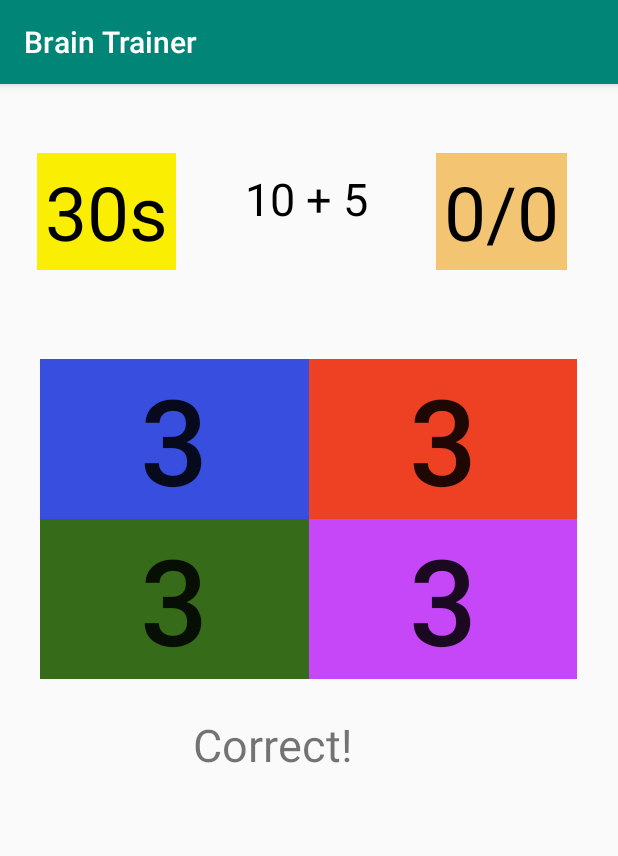
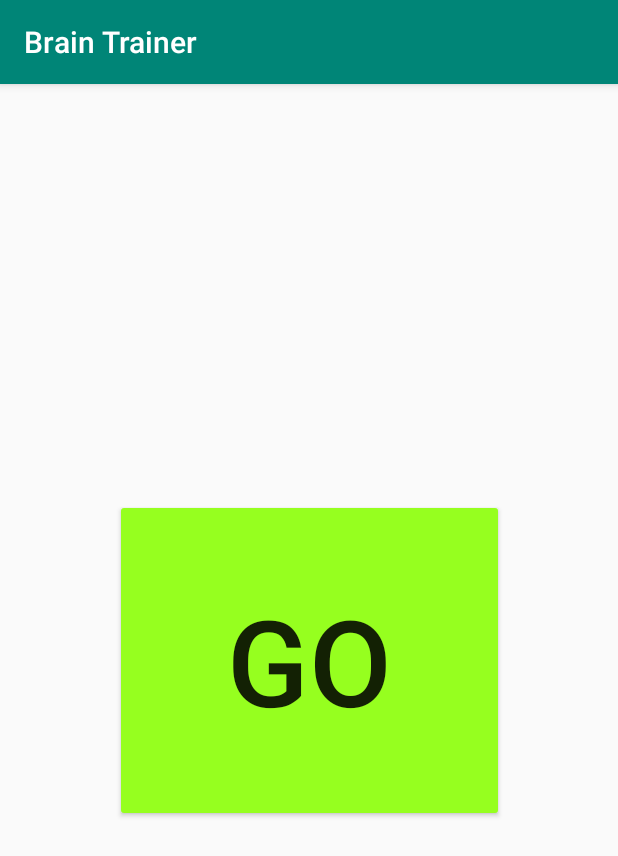
Before and after one commit to aliarslanansari/AndroidProjects, an Android app: the screen it shows after launch (MainActivity), on a phone screen of 412 x 824 dp. Shown: the top 856 px of the screen. Run offline under Robolectric (Android 15) with nearby library versions, the light colour scheme and no system bars.

Commit message:
first commit

```diff
--- a/BrainTrainer/app/src/main/java/com/ali/braintrainer/MainActivity.java
+++ b/BrainTrainer/app/src/main/java/com/ali/braintrainer/MainActivity.java
@@ -1,20 +1,101 @@
 package com.ali.braintrainer;
 
 import androidx.appcompat.app.AppCompatActivity;
+import androidx.constraintlayout.widget.ConstraintLayout;
 
 import android.os.Bundle;
+import android.os.CountDownTimer;
 import android.view.View;
 import android.widget.Button;
+import android.widget.GridLayout;
 import android.widget.TextView;
-
+import java.util.ArrayList;
 import java.util.Random;
 
 public class MainActivity extends AppCompatActivity {
 
     Button startButton;
+    CountDownTimer countDownTimer;
+    TextView sumTextView;
+    TextView resultTextView;
+    TextView timerTextView;
+    TextView scoreTextView;
+    Button button1;
+    Button button2;
+    Button button3;
+    Button button4;
+    Button playAgain;
+    GridLayout gridLayout;
+    ConstraintLayout constraintLayout;
+    int score=0;
+    int noOfQues=0;
+    int locationOfCorrectAns;
+    ArrayList<Integer> answers = new ArrayList<Integer>();
 
     public void start(View view){
+        playAgain(findViewById(R.id.playAgainButton));
         startButton.setVisibility(View.INVISIBLE);
+        constraintLayout.setVisibility(ConstraintLayout.VISIBLE);
+    }
+    public void chooseAnswer(View view){
+        int tag= Integer.parseInt(view.getTag().toString());
+        if(locationOfCorrectAns==tag){
+            resultTextView.setText("Correct");
+            score++;
+        }else{
+            resultTextView.setText("Wrong");
+        }
+        answers.clear();
+        noOfQues++;
+        scoreTextView.setText(Integer.toString(score)+"/"+Integer.toString(noOfQues));
+        generateQuestions();
+    }
+    public void generateQuestions(){
+        Random ranNum = new Random();
+        int a = ranNum.nextInt(21);
+        int b = ranNum.nextInt(21);
+
+        sumTextView.setText(Integer.toString(a)+" + "+Integer.toString(b));
+        locationOfCorrectAns = ranNum.nextInt(4);
+
+        for(int i=0; i<4; i++){
+            if(i == locationOfCorrectAns){
+                answers.add(a+b);
+            }
+            else{
+                int incorrectAns = ranNum.nextInt(41);
+                while (incorrectAns== a + b ){
+                    incorrectAns = ranNum.nextInt(41);
+                }
+                answers.add(incorrectAns);
+            }
+        }
+        button1.setText(Integer.toString(answers.get(0)));
+        button2.setText(Integer.toString(answers.get(1)));
+        button3.setText(Integer.toString(answers.get(2)));
+        button4.setText(Integer.toString(answers.get(3)));
+    }
+    public void playAgain(View view){
+        generateQuestions();
+        gridLayout.setVisibility(View.VISIBLE);
+        scoreTextView.setText("0/0");
+        score=0;
+        noOfQues=0;
+        resultTextView.setText("");
+        timerTextView.setText("30s");
+        new CountDownTimer(30000, 1000) {
+            @Override
+            public void onTick(long millisUntilFinished) {
+                timerTextView.setText(String.valueOf(millisUntilFinished/1000)+"s");
+            }
+            @Override
+            public void onFinish() {
+                resultTextView.setText("Score: "+String.valueOf(score)+"/"+String.valueOf(noOfQues));
+                playAgain.setVisibility(View.VISIBLE);
+                gridLayout.setEnabled(false);
+                this.cancel();
+            }
+        }.start();
     }
 
     @Override
@@ -22,10 +103,17 @@ public class MainActivity extends AppCompatActivity {
         super.onCreate(savedInstanceState);
         setContentView(R.layout.activity_main);
         startButton= findViewById(R.id.startButton);
-        TextView sumTextView = findViewById(R.id.sumTextView);
-        Random ranNum = new Random();
-        int a = ranNum.nextInt(21);
-        int b = ranNum.nextInt(21);
-        sumTextView.setText(Integer.toString(a)+" + "+Integer.toString(b));
+        playAgain = findViewById(R.id.playAgainButton);
+        sumTextView = findViewById(R.id.sumTextView);
+        resultTextView = findViewById(R.id.resultTextView);
+        scoreTextView = findViewById(R.id.scoreTextView);
+        timerTextView = findViewById(R.id.timerTextView);
+        button1 = findViewById(R.id.button1);
+        button2 = findViewById(R.id.button2);
+        button3 = findViewById(R.id.button3);
+        button4 = findViewById(R.id.button4);
+        playAgain.setVisibility(View.INVISIBLE);
+        constraintLayout = findViewById(R.id.constraintLayout);
+        gridLayout = findViewById(R.id.gridLayout);
     }
 }
--- a/BrainTrainer/app/src/main/res/layout/activity_main.xml
+++ b/BrainTrainer/app/src/main/res/layout/activity_main.xml
@@ -16,70 +16,30 @@
         android:padding="20dp"
         android:text="GO"
         android:textSize="80sp"
-        android:visibility="invisible"
+        android:visibility="visible"
         app:layout_constraintBottom_toBottomOf="parent"
         app:layout_constraintEnd_toEndOf="parent"
         app:layout_constraintStart_toStartOf="parent"
         app:layout_constraintTop_toTopOf="parent" />
 
-    <TextView
-        android:id="@+id/timerTextView"
-        android:layout_width="wrap_content"
-        android:layout_height="wrap_content"
-        android:background="#FAEE02"
-        android:padding="5dp"
-        android:text="30s"
-        android:textColor="#000000"
-        android:textSize="50sp"
-        app:layout_constraintBottom_toBottomOf="parent"
-        app:layout_constraintEnd_toEndOf="parent"
-        app:layout_constraintHorizontal_bias="0.078"
-        app:layout_constraintStart_toStartOf="parent"
-        app:layout_constraintTop_toTopOf="parent"
-        app:layout_constraintVertical_bias="0.067" />
-
-    <TextView
-        android:id="@+id/scoreTextView"
-        android:layout_width="wrap_content"
-        android:layout_height="wrap_content"
-        android:background="#F3C472"
-        android:padding="5dp"
-        android:text="0/0"
-        android:textColor="#000000"
-        android:textSize="50sp"
-        app:layout_constraintBottom_toBottomOf="parent"
-        app:layout_constraintEnd_toEndOf="parent"
-        app:layout_constraintHorizontal_bias="0.895"
-        app:layout_constraintStart_toStartOf="parent"
-        app:layout_constraintTop_toTopOf="parent"
-        app:layout_constraintVertical_bias="0.067" />
-
-    <TextView
-        android:id="@+id/sumTextView"
-        android:layout_width="wrap_content"
-        android:layout_height="wrap_content"
-        android:padding="10dp"
-        android:text="31 + 12"
-        android:textColor="#000000"
-        android:textSize="30sp"
-
-        app:layout_constraintBottom_toBottomOf="parent"
-        app:layout_constraintEnd_toStartOf="@+id/scoreTextView"
-        app:layout_constraintStart_toEndOf="@+id/timerTextView"
-        app:layout_constraintTop_toTopOf="parent"
-        app:layout_constraintVertical_bias="0.065" />
+    <androidx.constraintlayout.widget.ConstraintLayout
+        android:id="@+id/constraintLayout"
+        android:layout_width="match_parent"
+        android:layout_height="match_parent"
+        android:visibility="invisible"
+        tools:layout_editor_absoluteX="-205dp"
+        tools:layout_editor_absoluteY="16dp">
 
         <GridLayout
-        android:layout_width="358dp"
-        android:layout_height="wrap_content"
+            android:id="@+id/gridLayout"
+            android:layout_width="349dp"
+            android:layout_height="253dp"
             android:columnCount="2"
             android:rowCount="2"
             app:layout_constraintBottom_toBottomOf="parent"
             app:layout_constraintEnd_toEndOf="parent"
-        app:layout_constraintHorizontal_bias="0.49"
             app:layout_constraintStart_toStartOf="parent"
             app:layout_constraintTop_toTopOf="parent"
-        app:layout_constraintVertical_bias="0.33"
             tools:ignore="MissingConstraints">
 
             <Button
@@ -153,6 +113,69 @@
             app:layout_constraintEnd_toEndOf="parent"
             app:layout_constraintStart_toStartOf="parent"
             app:layout_constraintTop_toTopOf="parent"
-        app:layout_constraintVertical_bias="0.581" />
+            app:layout_constraintVertical_bias="0.755" />
+
+        <TextView
+            android:id="@+id/timerTextView"
+            android:layout_width="wrap_content"
+            android:layout_height="wrap_content"
+            android:background="#FAEE02"
+            android:padding="5dp"
+            android:text="30s"
+            android:textColor="#000000"
+            android:textSize="50sp"
+            app:layout_constraintBottom_toBottomOf="parent"
+            app:layout_constraintEnd_toStartOf="@+id/scoreTextView"
+            app:layout_constraintHorizontal_bias="0.324"
+            app:layout_constraintStart_toStartOf="parent"
+            app:layout_constraintTop_toTopOf="parent"
+            app:layout_constraintVertical_bias="0.067" />
+
+        <TextView
+            android:id="@+id/scoreTextView"
+            android:layout_width="wrap_content"
+            android:layout_height="wrap_content"
+            android:background="#F3C472"
+            android:padding="5dp"
+            android:text="0/0"
+            android:textColor="#000000"
+            android:textSize="50sp"
+            app:layout_constraintBottom_toBottomOf="parent"
+            app:layout_constraintEnd_toEndOf="parent"
+            app:layout_constraintHorizontal_bias="0.861"
+            app:layout_constraintStart_toStartOf="parent"
+            app:layout_constraintTop_toTopOf="parent"
+            app:layout_constraintVertical_bias="0.067" />
+
+        <TextView
+            android:id="@+id/sumTextView"
+            android:layout_width="147dp"
+            android:layout_height="61dp"
+            android:padding="10dp"
+            android:text="31 + 12"
+            android:textColor="#000000"
+
+            android:textSize="30sp"
+            app:layout_constraintBottom_toBottomOf="parent"
+            app:layout_constraintEnd_toEndOf="parent"
+            app:layout_constraintHorizontal_bias="0.515"
+            app:layout_constraintStart_toStartOf="parent"
+            app:layout_constraintTop_toTopOf="parent"
+            app:layout_constraintVertical_bias="0.2" />
+
+        <Button
+            android:id="@+id/playAgainButton"
+            android:layout_width="wrap_content"
+            android:layout_height="wrap_content"
+            android:layout_marginTop="28dp"
+            android:onClick="playAgain"
+            android:text="Play Again"
+            app:layout_constraintBottom_toBottomOf="parent"
+            app:layout_constraintEnd_toEndOf="parent"
+            app:layout_constraintHorizontal_bias="0.498"
+            app:layout_constraintStart_toStartOf="parent"
+            app:layout_constraintTop_toBottomOf="@+id/resultTextView"
+            app:layout_constraintVertical_bias="0.097" />
+    </androidx.constraintlayout.widget.ConstraintLayout>
 
 </androidx.constraintlayout.widget.ConstraintLayout>
```
Lines whose indentation alone changed are shown as unchanged.
